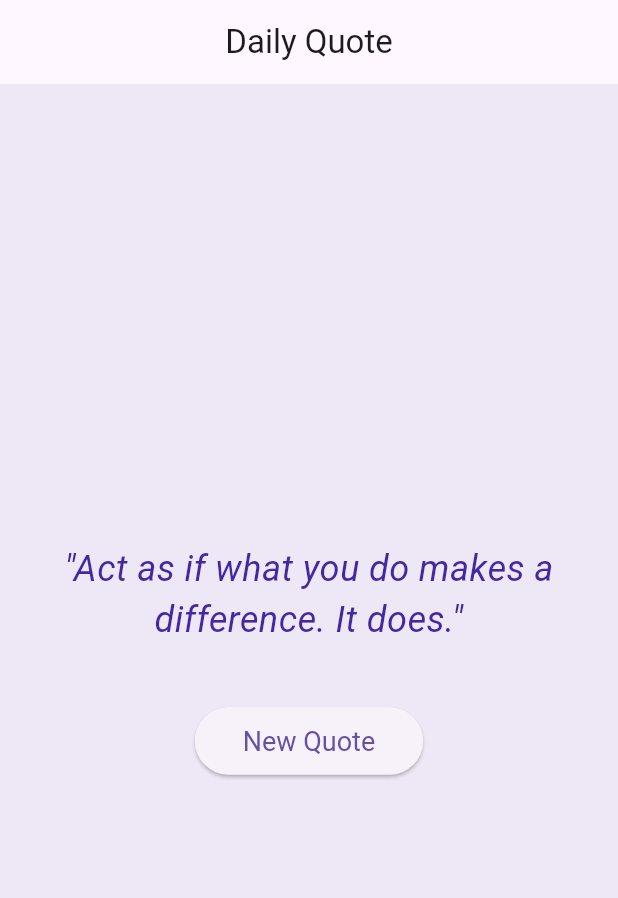
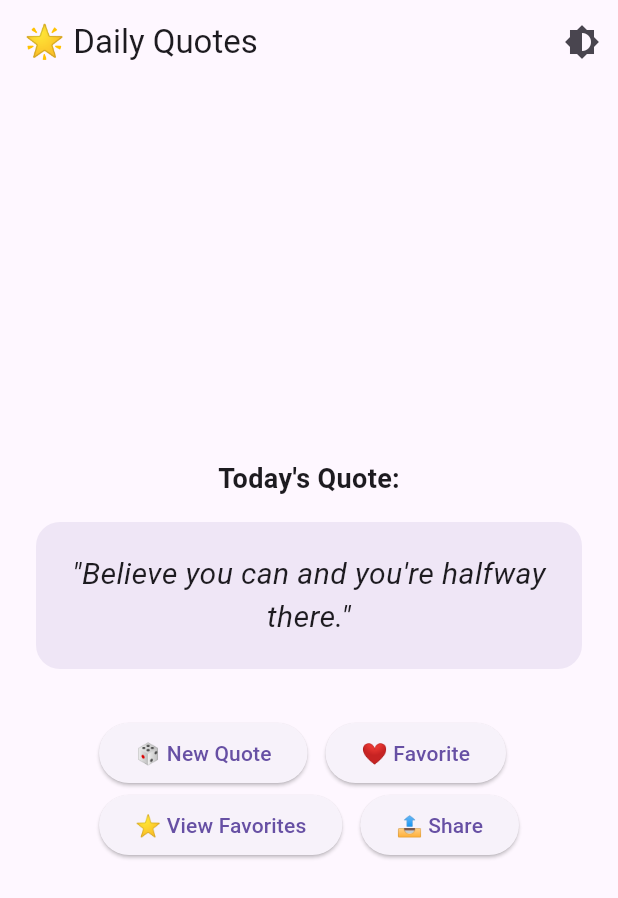
Before and after one commit to kasturi4237/daily_q, a Flutter app: the screen it shows after launch, on a phone screen of 412 x 824 dp. Shown: the top 898 px of the screen. Run offline on Flutter 3.47's test engine with Material 3 defaults, Android fonts, the light colour scheme and no system bars; our stand-ins replace share_plus.

Commit message:
added share functionality

```diff
--- a/lib/main.dart
+++ b/lib/main.dart
@@ -1,85 +1,164 @@
 import 'package:flutter/material.dart';
-import 'dart:math';
+import 'package:share_plus/share_plus.dart'; // ← Add this to pubspec.yaml
 
-void main() => runApp(DailyQuotesApp());
+void main() {
+  runApp(const DailyQuotesApp());
+}
 
-class DailyQuotesApp extends StatelessWidget {
+class DailyQuotesApp extends StatefulWidget {
+  const DailyQuotesApp({super.key});
+
+  @override
+  State<DailyQuotesApp> createState() => _DailyQuotesAppState();
+}
+
+class _DailyQuotesAppState extends State<DailyQuotesApp> {
+  bool isDarkMode = false;
+
   @override
   Widget build(BuildContext context) {
     return MaterialApp(
       title: 'Daily Quotes',
-      theme: ThemeData(
-        primarySwatch: Colors.deepPurple,
+      debugShowCheckedModeBanner: false,
+      theme: isDarkMode ? ThemeData.dark() : ThemeData.light(),
+      home: DailyQuotePage(
+        toggleTheme: () {
+          setState(() {
+            isDarkMode = !isDarkMode;
+          });
+        },
       ),
-      home: QuotesPage(),
-      debugShowCheckedModeBanner: false,
     );
   }
 }
 
-class QuotesPage extends StatefulWidget {
+class DailyQuotePage extends StatefulWidget {
+  final VoidCallback toggleTheme;
+
+  const DailyQuotePage({super.key, required this.toggleTheme});
+
   @override
-  _QuotesPageState createState() => _QuotesPageState();
+  State<DailyQuotePage> createState() => _DailyQuotePageState();
 }
 
-class _QuotesPageState extends State<QuotesPage> {
-  final List<String> quotes = [
+class _DailyQuotePageState extends State<DailyQuotePage> {
+  List<String> quotes = [
     "Believe you can and you're halfway there.",
-    "Success is not final; failure is not fatal.",
+    "Dream big and dare to fail.",
+    "What we think, we become.",
+    "Success is not in what you have, but who you are.",
     "Act as if what you do makes a difference. It does.",
-    "Dream big and dare to fail.",
-    "The best way out is always through.",
-    "What we think, we become.",
-    "Don't wait. The time will never be just right.",
+    "With the new day comes new strength and new thoughts.",
+    "The best way to get started is to quit talking and begin doing.",
   ];
 
-  String currentQuote = "";
+  late String currentQuote;
+  List<String> favorites = [];
 
   @override
   void initState() {
     super.initState();
-    _getRandomQuote();
+    currentQuote = quotes[0];
   }
 
-  void _getRandomQuote() {
-    final random = Random();
+  void getNewQuote() {
     setState(() {
-      currentQuote = quotes[random.nextInt(quotes.length)];
+      currentQuote = (quotes..shuffle()).first;
     });
+  }
+
+  void shareQuote() {
+    Share.share(currentQuote);
+  }
+
+  void showFavoritesDialog() {
+    showDialog(
+      context: context,
+      builder: (_) => AlertDialog(
+        title: const Text("Favorite Quotes"),
+        content: favorites.isEmpty
+            ? const Text("No favorites yet!")
+            : SizedBox(
+                width: double.maxFinite,
+                child: ListView.builder(
+                  shrinkWrap: true,
+                  itemCount: favorites.length,
+                  itemBuilder: (context, index) {
+                    return ListTile(title: Text(favorites[index]));
+                  },
+                ),
+              ),
+        actions: [
+          TextButton(
+            onPressed: () => Navigator.of(context).pop(),
+            child: const Text("Close"),
+          )
+        ],
+      ),
+    );
   }
 
   @override
   Widget build(BuildContext context) {
     return Scaffold(
-      backgroundColor: Colors.deepPurple[50],
       appBar: AppBar(
-        title: Text("Daily Quote"),
-        centerTitle: true,
+        title: const Text("🌟 Daily Quotes"),
+        actions: [
+          IconButton(
+            icon: const Icon(Icons.brightness_6),
+            onPressed: widget.toggleTheme,
+            tooltip: "Toggle Light/Dark Mode",
+          ),
+        ],
       ),
-      body: Center(
-        child: Padding(
-          padding: const EdgeInsets.all(24.0),
+      body: Padding(
+        padding: const EdgeInsets.all(24.0),
+        child: Center(
           child: Column(
             mainAxisAlignment: MainAxisAlignment.center,
             children: [
-              Text(
-                '"$currentQuote"',
-                style: TextStyle(
-                  fontSize: 24,
-                  fontStyle: FontStyle.italic,
-                  color: Colors.deepPurple[800],
+              const Text("Today's Quote:",
+                  style: TextStyle(fontSize: 18, fontWeight: FontWeight.bold)),
+              const SizedBox(height: 16),
+              Container(
+                padding: const EdgeInsets.all(20),
+                decoration: BoxDecoration(
+                  color: Theme.of(context).colorScheme.primary.withOpacity(0.1),
+                  borderRadius: BorderRadius.circular(16),
                 ),
-                textAlign: TextAlign.center,
+                child: Text(
+                  '"$currentQuote"',
+                  style: const TextStyle(fontSize: 20, fontStyle: FontStyle.italic),
+                  textAlign: TextAlign.center,
+                ),
               ),
-              SizedBox(height: 40),
-              ElevatedButton(
-                onPressed: _getRandomQuote,
-                child: Text("New Quote"),
-                style: ElevatedButton.styleFrom(
-                  padding:
-                      EdgeInsets.symmetric(horizontal: 32.0, vertical: 12.0),
-                  textStyle: TextStyle(fontSize: 18),
-                ),
+              const SizedBox(height: 32),
+              Wrap(
+                spacing: 12,
+                children: [
+                  ElevatedButton(
+                    onPressed: getNewQuote,
+                    child: const Text("🎲 New Quote"),
+                  ),
+                  ElevatedButton(
+                    onPressed: () {
+                      if (!favorites.contains(currentQuote)) {
+                        setState(() {
+                          favorites.add(currentQuote);
+                        });
+                      }
+                    },
+                    child: const Text("❤️ Favorite"),
+                  ),
+                  ElevatedButton(
+                    onPressed: showFavoritesDialog,
+                    child: const Text("⭐ View Favorites"),
+                  ),
+                  ElevatedButton(
+                    onPressed: shareQuote,
+                    child: const Text("📤 Share"),
+                  ),
+                ],
               )
             ],
           ),
```
Also changed, not shown: pubspec.yaml (+6 -72 lines), pubspec.lock, 5 other files.
